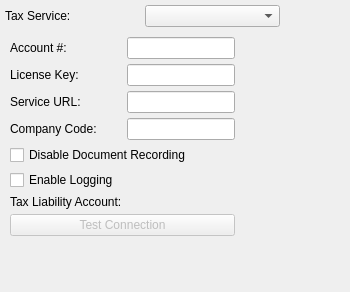
This is guiclient/configureTax.ui in interhawk/qt-client as Qt 5 draws it before an edit. The edited form follows.
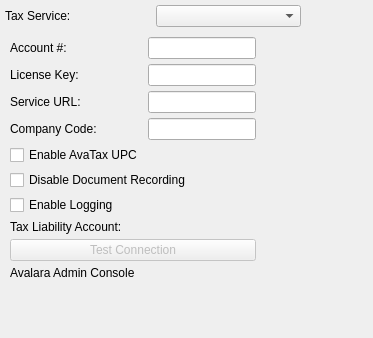
This is the edited form. The open tabs and pages were chosen to show the change. Custom widgets are drawn as their Qt base class.

Commit message: Add AvaTax UPC and admin console link, use Avalara Company as Customer Code for purchases

```diff
--- a/guiclient/configureTax.ui
+++ b/guiclient/configureTax.ui
@@ -13,8 +13,8 @@
    <rect>
     <x>0</x>
     <y>0</y>
-    <width>350</width>
-    <height>292</height>
+    <width>373</width>
+    <height>338</height>
    </rect>
   </property>
   <property name="windowTitle">
@@ -84,14 +84,21 @@
        <item row="3" column="2">
         <widget class="XLineEdit" name="_company"/>
        </item>
-       <item row="4" column="1" colspan="2">
+       <item row="5" column="1" colspan="2">
         <widget class="XCheckBox" name="_disableRecording">
          <property name="text">
           <string>Disable Document Recording</string>
          </property>
         </widget>
        </item>
-       <item row="5" column="1">
+       <item row="6" column="2">
+        <widget class="FileCluster" name="_logFile">
+         <property name="enabled">
+          <bool>false</bool>
+         </property>
+        </widget>
+       </item>
+       <item row="6" column="1">
         <widget class="XCheckBox" name="_log">
          <property name="text">
           <string>Enable Logging</string>
@@ -108,33 +115,33 @@
          </property>
         </widget>
        </item>
-       <item row="5" column="2">
-        <widget class="FileCluster" name="_logFile">
-         <property name="enabled">
-          <bool>false</bool>
-         </property>
-        </widget>
-       </item>
-       <item row="7" column="1" colspan="2">
-        <widget class="QPushButton" name="_test">
-         <property name="enabled">
-          <bool>false</bool>
-         </property>
-         <property name="text">
-          <string>Test Connection</string>
-         </property>
-        </widget>
-       </item>
-       <item row="6" column="2">
-        <widget class="GLCluster" name="_glAccount"/>
-       </item>
-       <item row="6" column="1">
+       <item row="7" column="1">
         <widget class="XLabel" name="_glAccountLit">
          <property name="text">
           <string>Tax Liability Account:</string>
          </property>
         </widget>
        </item>
+       <item row="7" column="2">
+        <widget class="GLCluster" name="_glAccount"/>
+       </item>
+       <item row="8" column="1" colspan="2">
+        <widget class="QPushButton" name="_test">
+         <property name="enabled">
+          <bool>false</bool>
+         </property>
+         <property name="text">
+          <string>Test Connection</string>
+         </property>
+        </widget>
+       </item>
+       <item row="4" column="1">
+        <widget class="XCheckBox" name="_upc">
+         <property name="text">
+          <string>Enable AvaTax UPC</string>
+         </property>
+        </widget>
+       </item>
        <item row="1" column="3">
         <spacer name="horizontalSpacer">
          <property name="orientation">
@@ -148,7 +155,7 @@
          </property>
         </spacer>
        </item>
-       <item row="8" column="1">
+       <item row="10" column="1">
         <spacer name="verticalSpacer">
          <property name="orientation">
           <enum>Qt::Vertical</enum>
@@ -161,6 +168,16 @@
          </property>
         </spacer>
        </item>
+       <item row="9" column="1">
+        <widget class="XURLLabel" name="_console">
+         <property name="text">
+          <string>Avalara Admin Console</string>
+         </property>
+         <property name="url" stdset="0">
+          <string>https://admin-avatax.avalara.net</string>
+         </property>
+        </widget>
+       </item>
       </layout>
      </widget>
     </widget>
@@ -225,6 +242,11 @@
    <extends>QLineEdit</extends>
    <header>xlineedit.h</header>
   </customwidget>
+  <customwidget>
+   <class>XURLLabel</class>
+   <extends>QLabel</extends>
+   <header>xurllabel.h</header>
+  </customwidget>
  </customwidgets>
  <resources/>
  <connections>
```
The commit also changes 2 other files.
